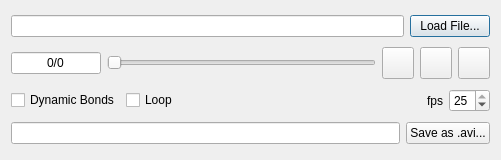
Qt form libavogadro/src/extensions/animationdialog.ui (cryos/avogadro) before a commit.
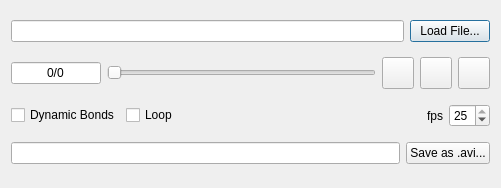
The same form after that commit. Icons and pictures are not drawn.

The edit to the form file:
```diff
--- a/libavogadro/src/extensions/animationdialog.ui
+++ b/libavogadro/src/extensions/animationdialog.ui
@@ -7,7 +7,7 @@
     <x>0</x>
     <y>0</y>
     <width>501</width>
-    <height>160</height>
+    <height>188</height>
    </rect>
   </property>
   <property name="windowTitle">
```
Left out of the diff: 2 changed lines with no effect on the pictures.
